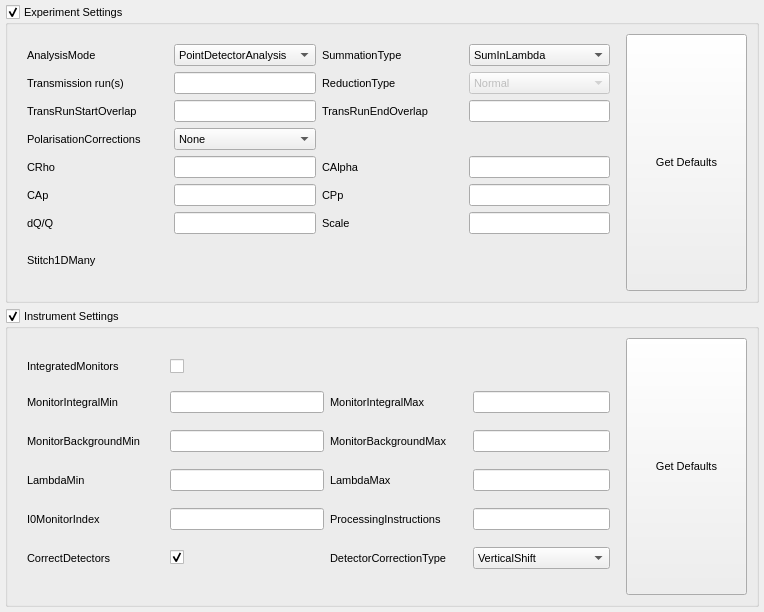
This is qt/scientific_interfaces/ISISReflectometry/ReflSettingsWidget.ui in mantidproject/mantid as Qt 5 draws it before an edit. The edited form follows.
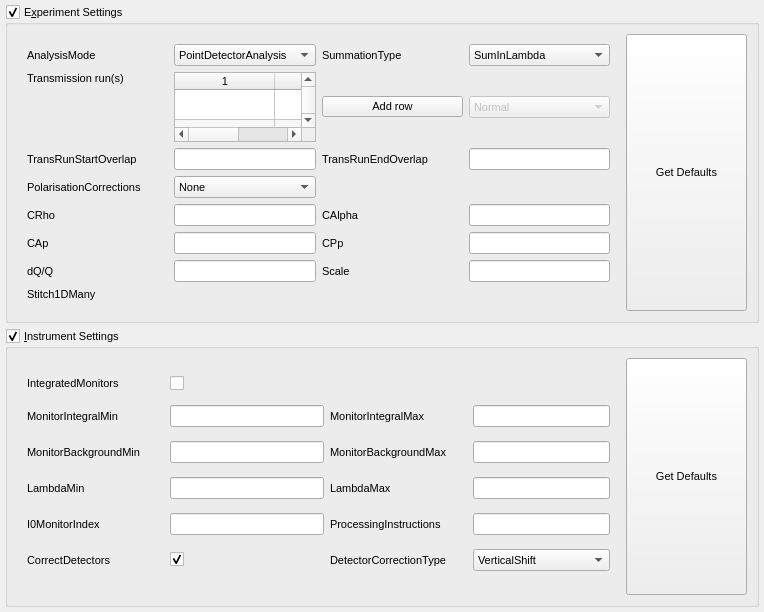
This is the edited form.

Commit message:
Add per-angle transmission runs on Settings tab
Add an input table on the Settings tab for users to specify transmission runs on a per-angle basis

Re #20088

```diff
--- a/qt/scientific_interfaces/ISISReflectometry/ReflSettingsWidget.ui
+++ b/qt/scientific_interfaces/ISISReflectometry/ReflSettingsWidget.ui
@@ -36,7 +36,7 @@
    <item>
     <widget class="QGroupBox" name="expSettingsGroup">
      <property name="title">
-      <string>Experiment Settings</string>
+      <string>E&amp;xperiment Settings</string>
      </property>
      <property name="checkable">
       <bool>true</bool>
@@ -68,11 +68,11 @@
           <property name="text">
            <string>Transmission run(s)</string>
           </property>
+          <property name="alignment">
+           <set>Qt::AlignLeading|Qt::AlignLeft|Qt::AlignTop</set>
+          </property>
          </widget>
         </item>
-        <item row="1" column="1">
-         <widget class="QLineEdit" name="transmissionRunsEdit"/>
-        </item>
         <item row="2" column="0">
          <widget class="QLabel" name="startOverlapLabel">
           <property name="text">
@@ -316,6 +316,40 @@
           </item>
          </widget>
         </item>
+        <item row="1" column="1">
+         <widget class="QTableWidget" name="transmissionRunsTable">
+          <property name="alternatingRowColors">
+           <bool>true</bool>
+          </property>
+          <property name="sortingEnabled">
+           <bool>true</bool>
+          </property>
+          <property name="rowCount">
+           <number>3</number>
+          </property>
+          <property name="columnCount">
+           <number>2</number>
+          </property>
+          <attribute name="horizontalHeaderVisible">
+           <bool>true</bool>
+          </attribute>
+          <attribute name="verticalHeaderVisible">
+           <bool>false</bool>
+          </attribute>
+          <row/>
+          <row/>
+          <row/>
+          <column/>
+          <column/>
+         </widget>
+        </item>
+        <item row="1" column="2">
+         <widget class="QPushButton" name="getAddTransmissionRowButton">
+          <property name="text">
+           <string>Add row</string>
+          </property>
+         </widget>
+        </item>
        </layout>
       </item>
       <item>
@@ -350,7 +384,7 @@
    <item>
     <widget class="QGroupBox" name="instSettingsGroup">
      <property name="title">
-      <string>Instrument Settings</string>
+      <string>&amp;Instrument Settings</string>
      </property>
      <property name="checkable">
       <bool>true</bool>
```
Left out of the diff: 38 changed lines with no effect on the pictures. The commit also changes 19 other files.
